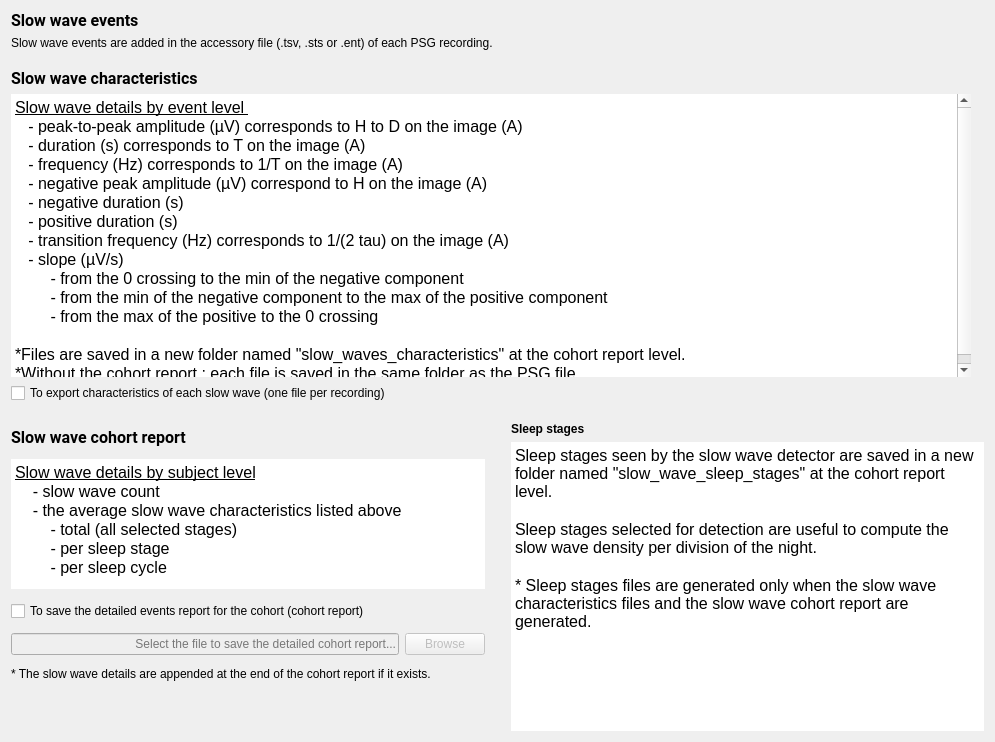
SnoozToolbox/snooz-package-ceams, file tools/CEAMSTools/SlowWaveDetection/SSWDSaveFiles/Ui_SSWDSaveFiles.ui: the form before one commit.
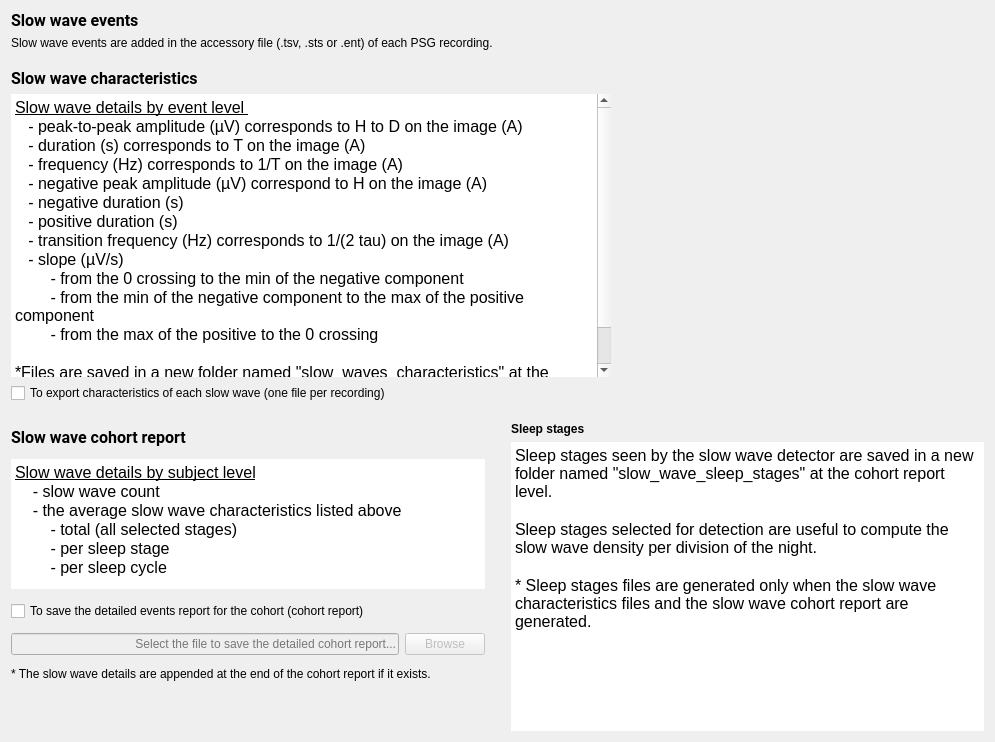
The form after the commit. Icons and pictures are not drawn.

What changed in the file:
```diff
--- a/tools/CEAMSTools/SlowWaveDetection/SSWDSaveFiles/Ui_SSWDSaveFiles.ui
+++ b/tools/CEAMSTools/SlowWaveDetection/SSWDSaveFiles/Ui_SSWDSaveFiles.ui
@@ -108,7 +108,7 @@
          </property>
          <property name="maximumSize">
           <size>
-           <width>16777215</width>
+           <width>600</width>
            <height>16777215</height>
           </size>
          </property>
```
Left out of the diff: 4 changed lines with no effect on the pictures.
